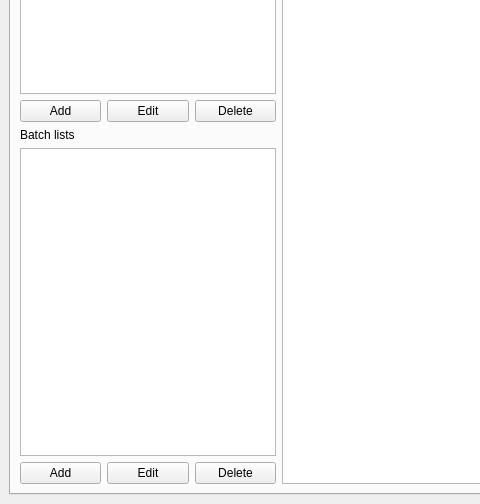
This is frontend/assets/searchwindow.ui in dahlbma/cello as Qt 5 draws it before an edit; both pictures show x 0 to 480 and y 306 to 810 of the 1511 by 810 pixel window. The edited form follows.
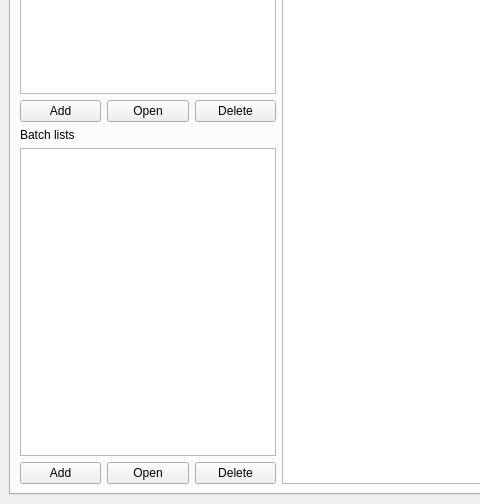
This is the edited form.

Diff of the .ui file:
```diff
--- a/frontend/assets/searchwindow.ui
+++ b/frontend/assets/searchwindow.ui
@@ -1055,7 +1055,7 @@
                   <item>
                    <widget class="QPushButton" name="editPlateList_btn">
                     <property name="text">
-                     <string>Edit</string>
+                     <string>Open</string>
                     </property>
                    </widget>
                   </item>
@@ -1094,7 +1094,7 @@
                   <item>
                    <widget class="QPushButton" name="editBatchList_btn">
                     <property name="text">
-                     <string>Edit</string>
+                     <string>Open</string>
                     </property>
                    </widget>
                   </item>
```
Left out of the diff: 4 changed lines with no effect on the pictures.
